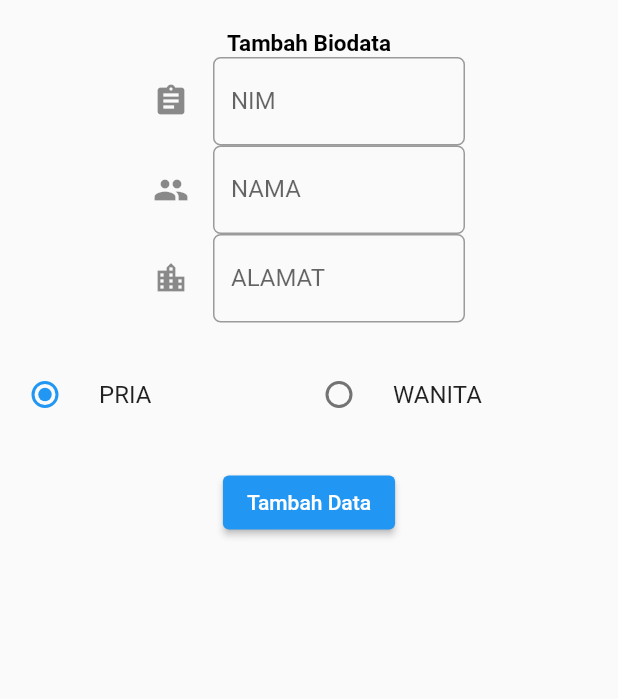
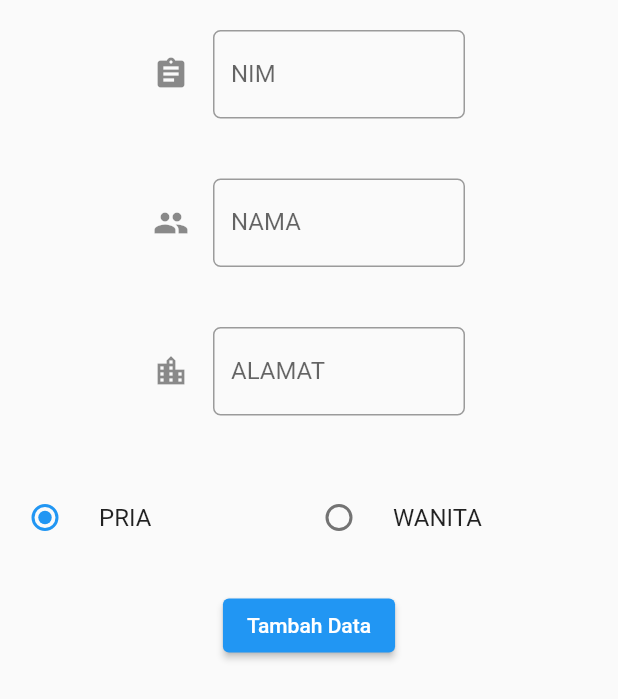
Before and after one commit to sindyalvinaa/uas_kelompok6, a Flutter app: the Bodyku screen opened directly, on a phone screen of 412 x 824 dp. Shown: the top 699 px of the screen. Run offline on Flutter 3.47's test engine with Material 2 defaults, Android fonts, the light colour scheme and no system bars; our stand-ins replace sqflite; missing offline and left inert: dart:html; accounts and stored records are empty.

Commit message:
biodata page

```diff
--- a/lib/pages/biodata_page.dart
+++ b/lib/pages/biodata_page.dart
@@ -45,19 +45,7 @@
       body: Column(
         children: [
           Container(
-            child: Text(
-              "Tambah Biodata",
-              style: TextStyle(
-                fontSize: 15,
-                fontWeight: FontWeight.bold,
-                color: Colors.black,
-              ),
-            ),
-            alignment: Alignment.center,
-            padding: EdgeInsets.only(top: 20),
-          ),
-          Container(
-            child: TextField(
+            child: TextFormField(
                 controller: nimController,
                 keyboardType: TextInputType.number,
                 decoration: InputDecoration(
@@ -71,12 +59,14 @@
               inputFormatters: [FilteringTextInputFormatter.digitsOnly],
             ),
             margin: EdgeInsets.only(
+              top: 20.0,
+              bottom: 20.0,
               left: 102,
               right: 102,
             ),
           ),
           Container(
-            child: TextField(
+            child: TextFormField(
                 controller: namaController,
                 keyboardType: TextInputType.name,
                 decoration: InputDecoration(
@@ -89,12 +79,14 @@
               ),
             ),
             margin: EdgeInsets.only(
+              top: 20.0,
+              bottom: 20.0,
               left: 102,
               right: 102,
             ),
           ),
           Container(
-            child: TextField(
+            child: TextFormField(
                 controller: alamatController,
                 keyboardType: TextInputType.streetAddress,
                 decoration: InputDecoration(
@@ -107,6 +99,8 @@
                 ),
             ),
             margin: EdgeInsets.only(
+              top: 20.0,
+              bottom: 20.0,
               left: 102,
               right: 102,
             ),
--- a/lib/pages/home_page.dart
+++ b/lib/pages/home_page.dart
@@ -15,7 +15,7 @@ class HomePage extends StatefulWidget {
 }
 
 class HomeState extends State<HomePage> {
-  DbHelper dbHelper = DbHelper();
+  //DbHelper dbHelper = DbHelper();
   int count = 0;
   List<Item> itemList;
 
```
